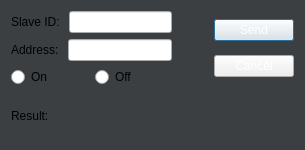
Qt form writesinglecoildialog.ui (tonylin0826/ModbusMasterTool) before a commit.
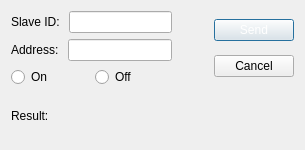
The same form after that commit.

Commit message: fix(ui): fix ui styling problem

The edit to the form file:
```diff
--- a/writesinglecoildialog.ui
+++ b/writesinglecoildialog.ui
@@ -13,11 +13,6 @@
   <property name="windowTitle">
    <string>Dialog</string>
   </property>
-  <property name="styleSheet">
-   <string notr="true">#WriteSingleCoilDialog {
-	background: rgb(60, 63, 65);
-}</string>
-  </property>
   <layout class="QVBoxLayout" name="verticalLayout">
    <item>
     <layout class="QHBoxLayout" name="horizontalLayout">
@@ -99,7 +94,7 @@
        <item>
         <widget class="QPushButton" name="btnCancel">
          <property name="styleSheet">
-          <string notr="true">color: white</string>
+          <string notr="true"/>
          </property>
          <property name="text">
           <string>Cancel</string>
```
The commit also changes 7 other files.
